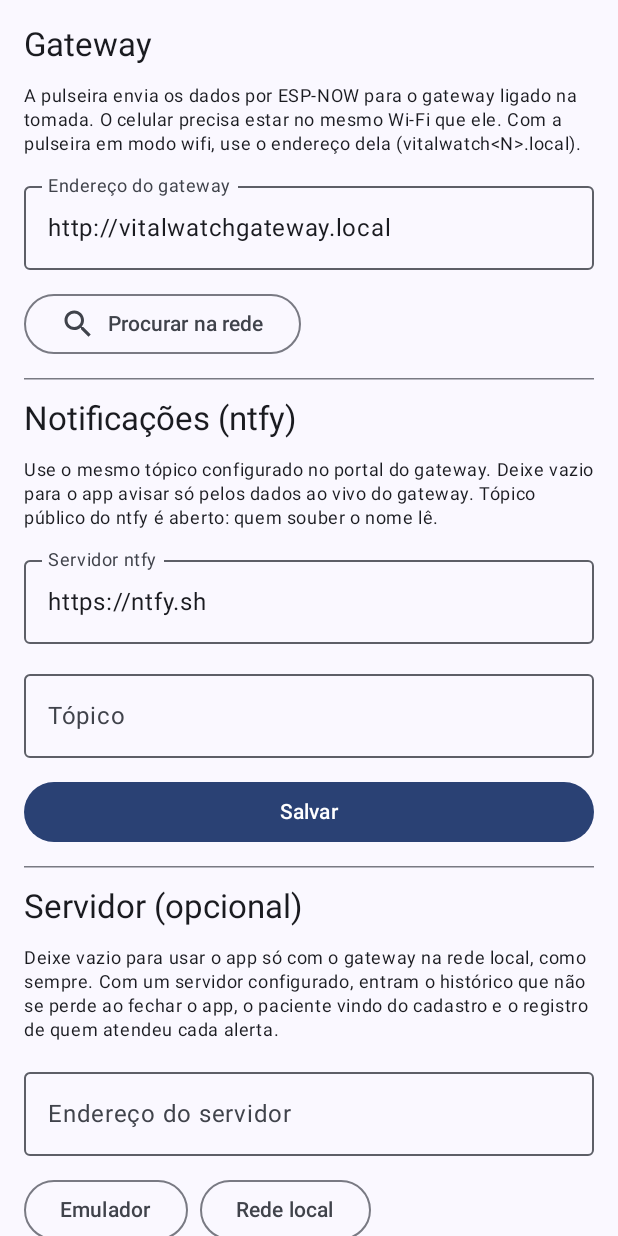
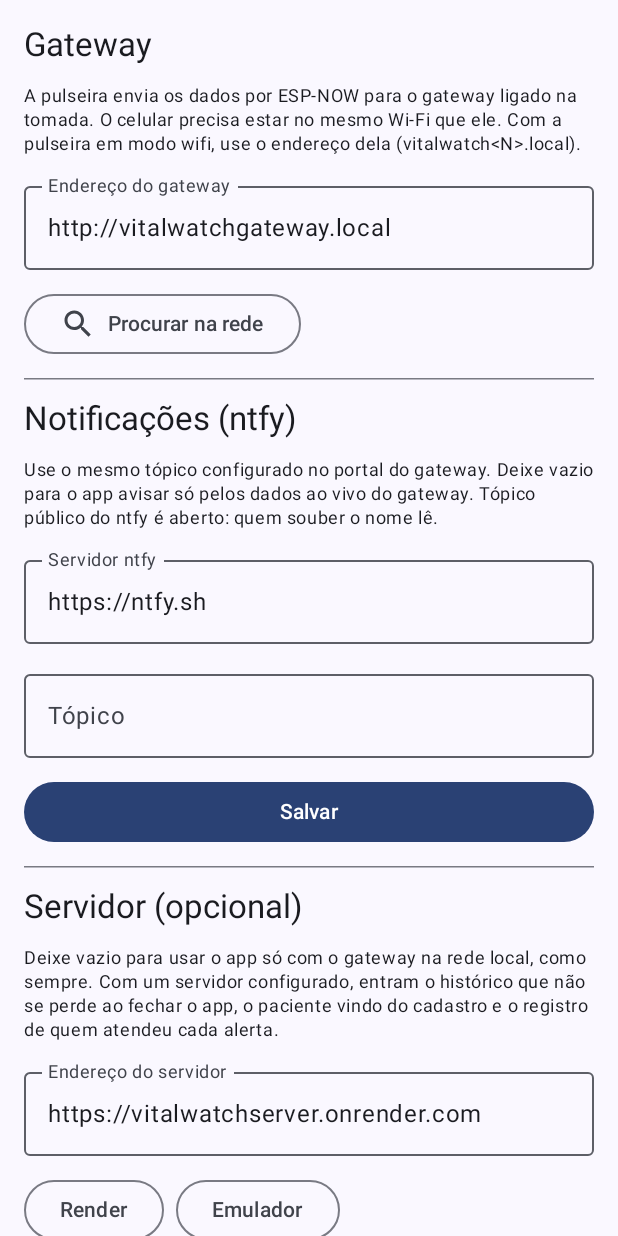
Before and after one commit to LuisAugusto2005/PetsSaude, an Android app built with Jetpack Compose: the composable SettingsScreen shown on its own in the app's theme, on a phone screen of 412 x 824 dp. Run offline under Robolectric (Android 15) with nearby library versions, the phone set to English and light mode, and no system bars; network calls fail; pictures from the network do not load; 1 statement that could not run was skipped.

Commit message:
Aponta o app para o servidor no Render
O backend esta no ar em https://vitalwatchserver.onrender.com. Vira o endereco
padrao do app e ganha atalho na tela de configuracao, ao lado dos dois de
desenvolvimento.

O padrao so vale para instalacao nova: quem ja salvou um endereco mantem o
dele. Vazio continua desligando o backend, e o app segue funcionando so com o
gateway na rede local.

Verificado contra o servidor no ar: /health devolve banco conectado, o login do
seed devolve 200, e a ingestao sem credencial devolve 401. O http redireciona
para https com 301 - que e exatamente o caso que o normalizar() do
BackendClient passou a tratar, porque o OkHttp, ao seguir um 301 de POST, troca
o metodo por GET e abandona o corpo.

Co-Authored-By: Claude Opus 5 <noreply@anthropic.com>

```diff
--- a/app/src/main/java/com/example/mypet/data/Settings.kt
+++ b/app/src/main/java/com/example/mypet/data/Settings.kt
@@ -20,7 +20,13 @@ data class AppSettings(
      * atalho do emulador para o localhost da máquina) e o IP da máquina na
      * rede, tipo "http://192.168.68.75:3000", no celular de verdade.
      */
-    val backendUrl: String = "",
+    /**
+     * Servidor em produção no Render. Vazio desliga o backend: o app continua
+     * funcionando só com o gateway na rede local, que é o uso offline.
+     *
+     * Só vale para instalação nova — quem já salvou um endereço mantém o dele.
+     */
+    val backendUrl: String = "https://vitalwatchserver.onrender.com",
 )
 
 class SettingsStore(context: Context) {
--- a/app/src/main/java/com/example/mypet/ui/SettingsScreen.kt
+++ b/app/src/main/java/com/example/mypet/ui/SettingsScreen.kt
@@ -156,11 +156,21 @@ fun SettingsScreen(vm: VitalWatchViewModel) {
             keyboardOptions = KeyboardOptions(keyboardType = KeyboardType.Uri),
             modifier = Modifier.fillMaxWidth(),
         )
-        // Atalhos de desenvolvimento: "localhost" dentro do celular é o próprio
-        // celular, não a máquina. No emulador o atalho para o host é 10.0.2.2;
-        // no aparelho de verdade é o IP da máquina na rede.
+        // Atalhos. "Render" é o servidor em produção e funciona de qualquer
+        // rede. Os outros dois são de desenvolvimento: "localhost" dentro do
+        // celular é o próprio celular, não a máquina — no emulador o atalho
+        // para o host é 10.0.2.2, e no aparelho de verdade é o IP da máquina
+        // na rede, que muda de lugar para lugar.
+        //
+        // Em duas linhas porque quatro botões não cabem na largura de um
+        // celular.
         Row(horizontalArrangement = Arrangement.spacedBy(8.dp)) {
+            OutlinedButton(onClick = { backend = "https://vitalwatchserver.onrender.com" }) {
+                Text("Render")
+            }
             OutlinedButton(onClick = { backend = "http://10.0.2.2:3000" }) { Text("Emulador") }
+        }
+        Row(horizontalArrangement = Arrangement.spacedBy(8.dp)) {
             OutlinedButton(onClick = { backend = "http://192.168.68.75:3000" }) { Text("Rede local") }
             if (backend.isNotBlank()) {
                 OutlinedButton(onClick = { backend = "" }) { Text("Desligar") }
```
